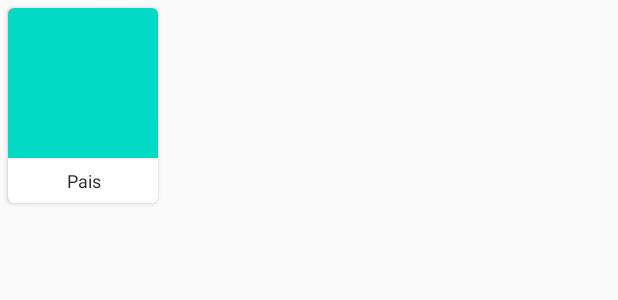
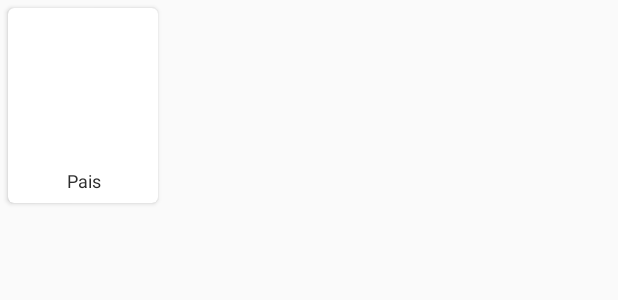
Before and after one commit to AngelValle0396/Prueba, an Android app: the layout cardview_pais.xml on its own in the app's theme, with its tools: preview values and no code run, on a phone screen of 412 x 824 dp. Shown: the top 300 px of the screen. Run offline under Robolectric (Android 15) with nearby library versions, the phone set to English and light mode, and no system bars.

Commit message:
commit
new

```diff
--- a/app/src/main/java/com/example/banderas_lc1/AdaptadorPais.java
+++ b/app/src/main/java/com/example/banderas_lc1/AdaptadorPais.java
@@ -51,7 +51,9 @@ public class AdaptadorPais extends RecyclerView.Adapter<AdaptadorPais.ViewHolder
     public int getItemCount() {
         return mpaises.size();
     }
-
+    public void setOnClickListener(View.OnClickListener listener){
+        this.listener=listener;
+    }
     public class ViewHolder extends RecyclerView.ViewHolder {
         public ImageView mImagev;
         public TextView mname;
--- a/app/src/main/res/layout/cardview_pais.xml
+++ b/app/src/main/res/layout/cardview_pais.xml
@@ -18,7 +18,7 @@
             android:scaleType="center"
             android:paddingLeft="22dp"
 
-            android:background="@color/colorAccent">
+            android:background="@android:color/transparent">
         </ImageView>
         <TextView
             android:id="@+id/txt_pais_name"
```
